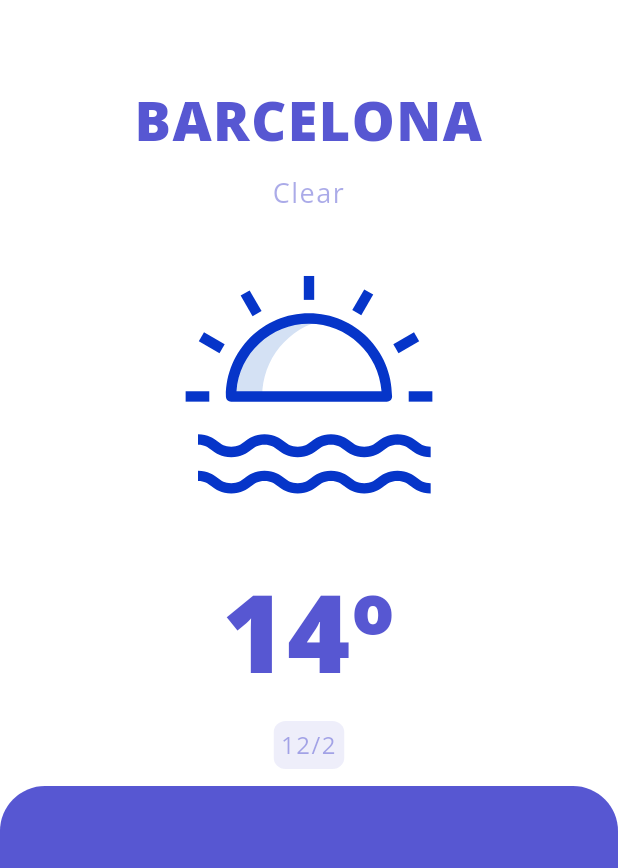
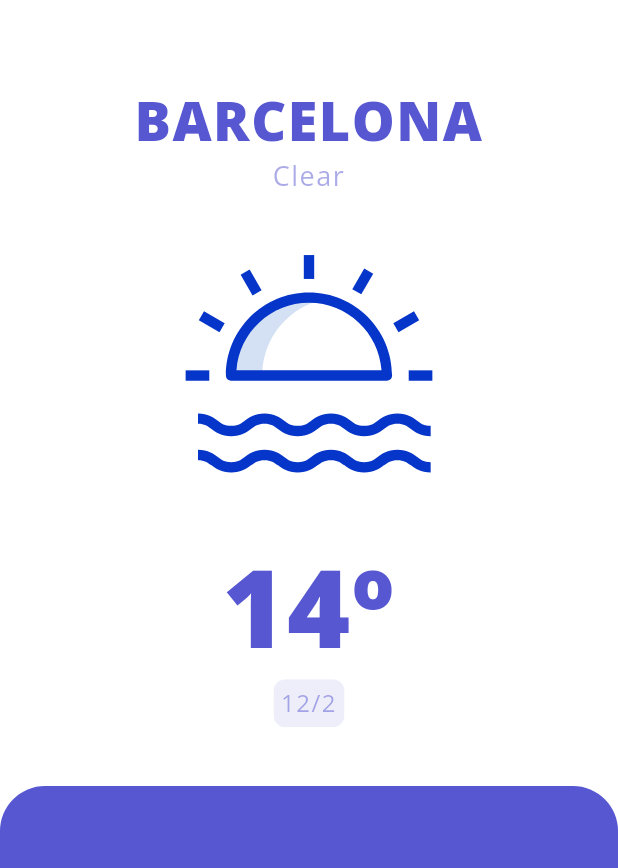
Before and after one commit to tammaroivan/super-simple-weather, a Flutter app: the screen it shows after launch, on a phone screen of 412 x 824 dp. Shown: the top 868 px of the screen. Run offline on Flutter 3.47's test engine with Material 2 defaults, Android fonts, the phone set to English and light mode, and no system bars; our stand-ins replace flutter_svg, google_fonts.

Commit message:
Better layout alignment

```diff
--- a/lib/screens/home.dart
+++ b/lib/screens/home.dart
@@ -14,7 +14,6 @@ class _HomeState extends State<Home> {
       child: Container(
         color: Colors.white,
         child: Column(
-          mainAxisAlignment: MainAxisAlignment.spaceBetween,
           children: <Widget>[
             Text(
               'BARCELONA',
@@ -37,14 +36,14 @@ class _HomeState extends State<Home> {
               ),
             ),
             SizedBox(
-              height: 10.0,
+              height: 30.0,
             ),
             SvgPicture.asset(
               'assets/weather/clear.svg',
               width: MediaQuery.of(context).size.width * 0.40,
             ),
             SizedBox(
-              height: 10.0,
+              height: 30.0,
             ),
             Text(
               '14º',
@@ -77,7 +76,10 @@ class _HomeState extends State<Home> {
                 ),
               ),
             ),
-            ClipRRect(
+            Expanded(
+              child: Align(
+                alignment: Alignment.bottomCenter,
+                child: ClipRRect(
                   borderRadius: BorderRadius.only(
                     topLeft: Radius.circular(30.0),
                     topRight: Radius.circular(30.0),
@@ -86,6 +88,8 @@ class _HomeState extends State<Home> {
                     color: Theme.of(context).primaryColor,
                     height: 300,
                   ),
+                ),
+              ),
             )
           ],
         ),
```
Lines whose indentation alone changed are shown as unchanged.
